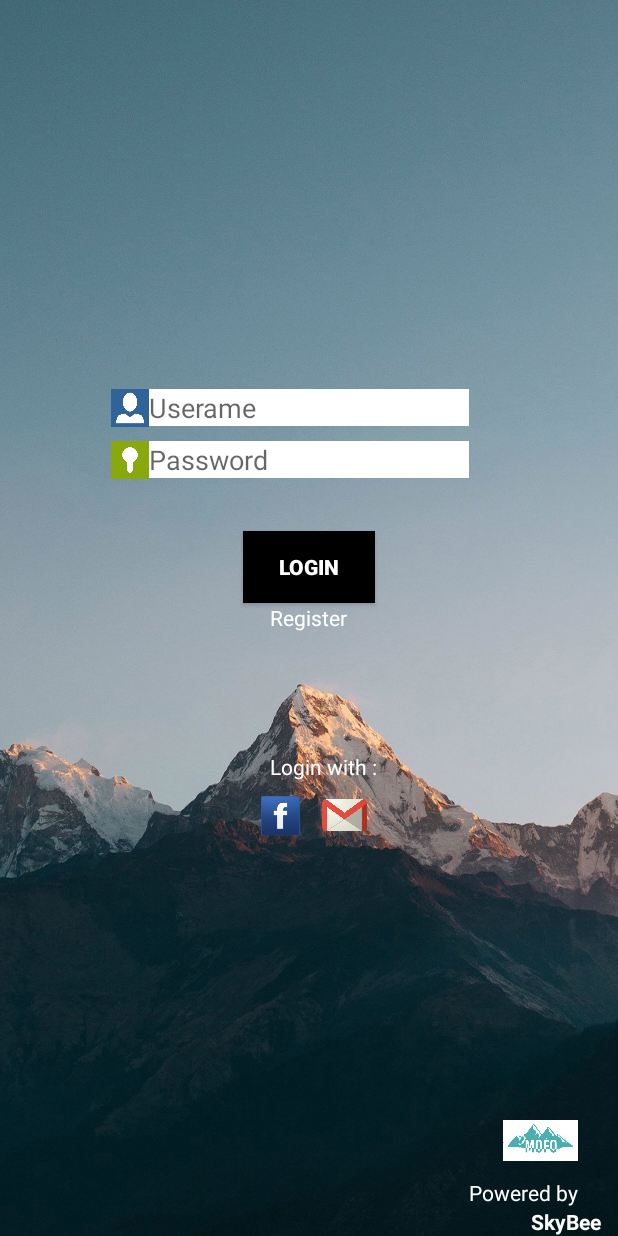
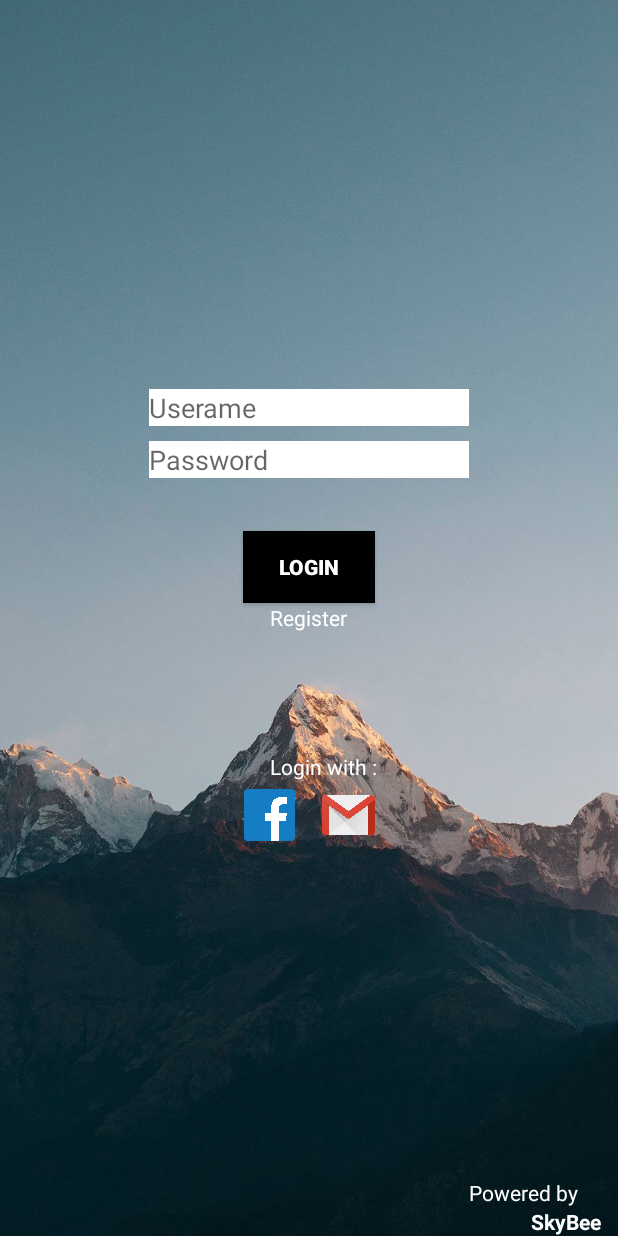
Before and after one commit to fadhilrizal/MOFO, an Android app: the screen it shows after launch (MainActivity), on a phone screen of 412 x 824 dp. Run offline under Robolectric (Android 15) with nearby library versions, the phone set to English and light mode, and no system bars.

Commit message:
update again

```diff
--- a/app/src/main/java/com/example/padhil/mofo/MainActivity.java
+++ b/app/src/main/java/com/example/padhil/mofo/MainActivity.java
@@ -23,9 +23,4 @@ public class MainActivity extends AppCompatActivity {
         Intent r1 = new Intent(MainActivity.this, Second.class);
         startActivity(r1);
     }
-
-    public void Regis(View view) {
-        Intent hey = new Intent(MainActivity.this, Second.class);
-        startActivity(hey);
-    }
 }
--- a/app/src/main/java/com/example/padhil/mofo/MainMenu.java
+++ b/app/src/main/java/com/example/padhil/mofo/MainMenu.java
@@ -10,6 +10,5 @@ public class MainMenu extends AppCompatActivity {
     protected void onCreate(Bundle savedInstanceState) {
         super.onCreate(savedInstanceState);
         setContentView(R.layout.activity_main_menu);
-
     }
 }
--- a/app/src/main/res/layout/activity_main.xml
+++ b/app/src/main/res/layout/activity_main.xml
@@ -41,7 +41,8 @@
         android:background="@android:color/black"
         android:text="@string/login"
         android:textColor="@android:color/white"
-        android:textStyle="bold" />
+        android:textStyle="bold"
+        android:onClick="loginbtn"/>
 
     <TextView
         android:id="@+id/registerbtn"
@@ -50,7 +51,8 @@
         android:layout_centerHorizontal="true"
         android:layout_centerVertical="true"
         android:text="@string/register"
-        android:textColor="@android:color/white" />
+        android:textColor="@android:color/white"
+        android:onClick="registerbtn"/>
 
     <TextView
         android:id="@+id/textView3"
@@ -75,24 +77,6 @@
         android:textColor="@android:color/white"
         android:textStyle="bold" />
 
-    <ImageView
-        android:id="@+id/imageView"
-        android:layout_width="25dp"
-        android:layout_height="25dp"
-        android:layout_alignTop="@+id/usernametxt"
-        android:layout_toLeftOf="@+id/usernametxt"
-        android:layout_toStartOf="@+id/usernametxt"
-        app:srcCompat="@drawable/usernamelogo" />
-
-    <ImageView
-        android:id="@+id/imageView2"
-        android:layout_width="25dp"
-        android:layout_height="25dp"
-        android:layout_alignLeft="@+id/imageView"
-        android:layout_alignStart="@+id/imageView"
-        android:layout_alignTop="@id/passtxt"
-        app:srcCompat="@drawable/passwordlogo" />
-
     <TextView
         android:id="@+id/textView"
         android:layout_width="wrap_content"
@@ -106,31 +90,19 @@
 
     <ImageView
         android:id="@+id/imageView3"
-        android:layout_width="50dp"
-        android:layout_height="50dp"
+        android:layout_width="35dp"
+        android:layout_height="45dp"
         android:layout_alignLeft="@+id/loginbtn"
         android:layout_alignStart="@+id/loginbtn"
         android:layout_alignTop="@+id/imageView4"
-        app:srcCompat="@drawable/facebook_logos" />
+        app:srcCompat="@drawable/pic_facebook" />
 
     <ImageView
         android:id="@+id/imageView4"
         android:layout_width="35dp"
         android:layout_height="45dp"
-        android:layout_below="@id/textView"
-        android:layout_toRightOf="@id/imageView3"
-        app:srcCompat="@drawable/gmail" />
-
-    <ImageView
-        android:id="@+id/imageView5"
-        android:layout_width="50dp"
-        android:layout_height="50dp"
-        android:layout_above="@+id/textView3"
-        android:layout_alignEnd="@+id/textView3"
-        android:layout_alignRight="@+id/textView3"
-        app:srcCompat="@drawable/mofo" />
-
-    //testt
-
-
+        android:layout_alignEnd="@+id/loginbtn"
+        android:layout_alignRight="@+id/loginbtn"
+        android:layout_below="@+id/textView"
+        app:srcCompat="@drawable/pic_gmail" />
 </RelativeLayout>
--- a/app/src/main/res/layout/activity_main_menu.xml
+++ b/app/src/main/res/layout/activity_main_menu.xml
@@ -1,5 +1,5 @@
 <?xml version="1.0" encoding="utf-8"?>
-<android.support.constraint.ConstraintLayout xmlns:android="http://schemas.android.com/apk/res/android"
+<RelativeLayout xmlns:android="http://schemas.android.com/apk/res/android"
     xmlns:app="http://schemas.android.com/apk/res-auto"
     xmlns:tools="http://schemas.android.com/tools"
     android:layout_width="match_parent"
@@ -10,4 +10,4 @@
         android:layout_width="wrap_content"
         android:layout_height="wrap_content"
         android:text="MainMenu"/>
-</android.support.constraint.ConstraintLayout>
+</RelativeLayout>
--- a/app/src/main/res/layout/activity_second.xml
+++ b/app/src/main/res/layout/activity_second.xml
@@ -96,5 +96,4 @@
         android:layout_marginTop="49dp"
         android:text="Submit"
         android:textColor="@android:color/white" />
-
 </RelativeLayout>
```
Also changed, not shown: app/src/main/res/drawable-v24/cek.png (deleted), app/src/main/res/drawable-v24/email.png (deleted), app/src/main/res/drawable-v24/loginfacebooklogo.png (deleted), app/src/main/res/drawable-v24/passwordlogo.png (deleted), app/src/main/res/drawable-v24/phone.png (deleted), app/src/main/res/drawable-v24/usernamelogo.png (deleted), app/src/main/res/drawable/facebook_logos.png (deleted), app/src/main/res/drawable/gmail.png (deleted), app/src/main/res/drawable/pic_fb.png (deleted).
